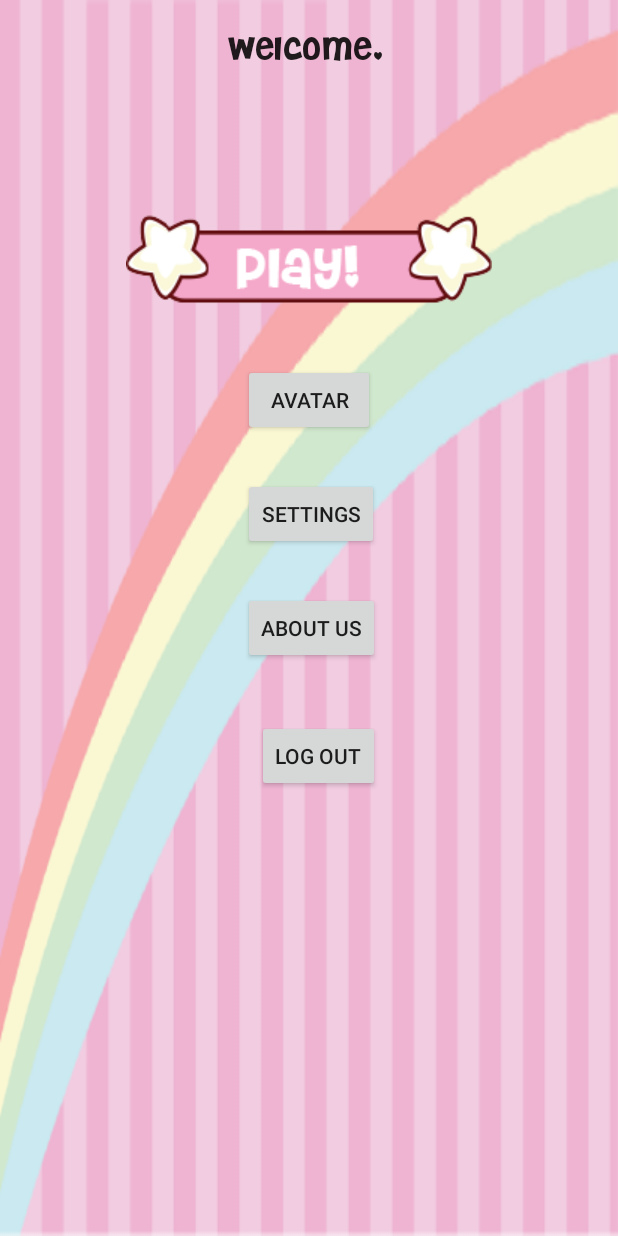
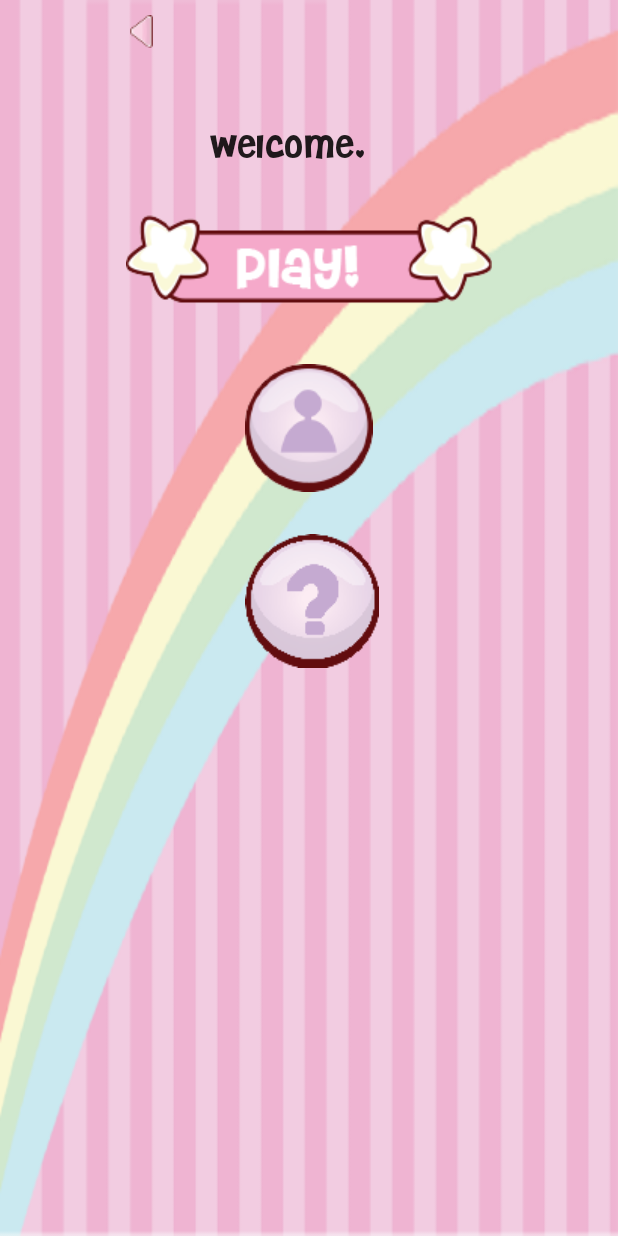
Before and after one commit to drtracy1/SER402, an Android app: the MainPageActivity screen opened directly, with no data from a screen before it, on a phone screen of 412 x 824 dp. Run offline under Robolectric (Android 15) with nearby library versions, the light colour scheme and no system bars; 1 statement that could not run was skipped.

Commit message:
Finished/polished Main content page

```diff
--- a/WeAllCode/app/src/main/java/ser402team/weallcode/LoginActivity.java
+++ b/WeAllCode/app/src/main/java/ser402team/weallcode/LoginActivity.java
@@ -35,7 +35,7 @@ public class LoginActivity extends AppCompatActivity {
         final Firebase REF = new Firebase("https://weallcode-users.firebaseio.com/");
 
         //Return button functionality
-        ImageButton returnButton = (ImageButton) findViewById(R.id.returnToMainPageButton);
+        ImageView returnButton = (ImageView) findViewById(R.id.returnToMainPageButton);
         returnButton.setOnClickListener(new View.OnClickListener() {
             @Override
             public void onClick(View view) {
--- a/WeAllCode/app/src/main/java/ser402team/weallcode/MainPageActivity.java
+++ b/WeAllCode/app/src/main/java/ser402team/weallcode/MainPageActivity.java
@@ -66,36 +66,36 @@ public class MainPageActivity extends AppCompatActivity {
                 startActivity(intent);
             }
         });
-    }
 
+        ImageView avatarButton = (ImageView) findViewById(R.id.avatarButton);
+        avatarButton.setOnClickListener(new View.OnClickListener() {
             @Override
-    public boolean onCreateOptionsMenu(Menu menu) {
-        // Inflate the menu; this adds items to the action bar if it is present.
-        getMenuInflater().inflate(R.menu.menu_main, menu);
-        return true;
-    }
-
-    public void logOut(View v) {
-        Intent intent = new Intent(MainPageActivity.this, MainActivity.class);
+            public void onClick(View view) {
+                Intent intent = new Intent(MainPageActivity.this, AvatarActivity.class);
                 startActivity(intent);
             }
+        });
 
-    public void goToAboutUs(View v){
+
+        ImageView aboutButton = (ImageView) findViewById(R.id.aUbutton);
+        aboutButton.setOnClickListener(new View.OnClickListener() {
+            @Override
+            public void onClick(View view) {
                 Intent intent = new Intent(MainPageActivity.this, AboutUsActivity.class);
                 startActivity(intent);
             }
+        });
 
-    public void goToAvatar(View v){
-        Intent intent = new Intent(MainPageActivity.this, AvatarMenuActivity.class);
-        intent.putExtra(MY_USERNAME, myUsername);
+        ImageView logButton = (ImageView) findViewById(R.id.logOutButton);
+        logButton.setOnClickListener(new View.OnClickListener() {
+            @Override
+            public void onClick(View view) {
+                Intent intent = new Intent(MainPageActivity.this, LoginActivity.class);
                 startActivity(intent);
             }
+        });
+    }
 
-    public void goToSettings(View v){
-        Intent intent = new Intent(MainPageActivity.this, SettingsActivity.class);
-        intent.putExtra(MY_USERNAME, myUsername);
-        startActivity(intent);
-    }
 
     @Override
     public boolean onOptionsItemSelected(MenuItem item) {
--- a/WeAllCode/app/src/main/res/layout/activity_login.xml
+++ b/WeAllCode/app/src/main/res/layout/activity_login.xml
@@ -10,7 +10,7 @@
     tools:context="ser402team.weallcode.LoginActivity"
     android:background="@drawable/bgrainbow_edit">
 
-    <ImageButton
+    <ImageView
         android:layout_width="wrap_content"
         android:layout_height="wrap_content"
         android:id="@+id/returnToMainPageButton"
--- a/WeAllCode/app/src/main/res/layout/activity_main_page.xml
+++ b/WeAllCode/app/src/main/res/layout/activity_main_page.xml
@@ -12,31 +12,25 @@
     <RelativeLayout
         android:layout_width="match_parent"
         android:layout_height="135dp"
-        android:layout_centerVertical="true"
         android:gravity="center_horizontal"
         android:padding="10dp"
         android:id="@+id/relativeLayout"
         android:layout_gravity="center_horizontal"
+        android:layout_marginRight="223dp"
+        android:layout_marginEnd="223dp"
         android:layout_alignParentTop="true"
-        android:layout_centerHorizontal="true"
-        android:layout_marginTop="10dp">
+        android:layout_alignParentRight="true"
+        android:layout_alignParentEnd="true">
 
-        <TextView
+        <ImageView
             android:layout_width="wrap_content"
             android:layout_height="wrap_content"
-            android:textAppearance="?android:attr/textAppearanceLarge"
-            android:text="Username"
-            android:id="@+id/mainPageUsernameView"
+            android:text="Log Out"
+            android:id="@+id/logOutButton"
+            android:src="@drawable/sliderarrowleft"
             android:layout_alignParentTop="true"
-            android:layout_centerHorizontal="true" />
-
-        <ImageView
-            android:layout_width="100dp"
-            android:layout_height="wrap_content"
-            android:id="@+id/avatarImageView"
-            android:layout_below="@id/mainPageUsernameView"
-            android:layout_alignParentBottom="true"
-            android:layout_centerHorizontal="true" />
+            android:layout_alignParentLeft="true"
+            android:layout_alignParentStart="true" />
 
     </RelativeLayout>
 
@@ -62,7 +56,7 @@
             android:src="@drawable/dialogueboxbanner_play"
             android:layout_centerHorizontal="true" />
 
-        <Button
+        <ImageView
             android:layout_width="wrap_content"
             android:layout_height="wrap_content"
             android:text="Avatar"
@@ -71,43 +65,38 @@
             android:layout_below="@+id/playButton"
             android:layout_centerHorizontal="true"
             android:layout_marginTop="28dp"
-            android:onClick="goToAvatar" />
+            android:src="@drawable/profile_edit" />
 
-        <Button
-            android:layout_width="wrap_content"
-            android:layout_height="wrap_content"
-            android:text="Settings"
-            android:id="@+id/settingsButton"
-            android:layout_gravity="center_horizontal"
-            android:layout_marginTop="28dp"
-            android:layout_alignLeft="@+id/avatarButton"
-            android:layout_alignStart="@+id/avatarButton"
-            android:onClick="goToSettings"
-            android:layout_below="@+id/avatarButton" />
-
-        <Button
+        <ImageView
             android:layout_width="wrap_content"
             android:layout_height="wrap_content"
             android:text="About Us"
             android:id="@+id/aUbutton"
             android:layout_gravity="center_horizontal"
-            android:layout_below="@+id/settingsButton"
-            android:layout_alignLeft="@+id/settingsButton"
-            android:layout_alignStart="@+id/settingsButton"
             android:layout_marginTop="28dp"
-            android:onClick="goToAboutUs" />
+            android:src="@drawable/help_edit"
+            android:layout_below="@+id/avatarButton"
+            android:layout_alignLeft="@+id/avatarButton"
+            android:layout_alignStart="@+id/avatarButton" />
 
-        <Button
-            style="?android:attr/buttonStyleSmall"
+        <TextView
             android:layout_width="wrap_content"
             android:layout_height="wrap_content"
-            android:text="Log Out"
-            android:id="@+id/logOutButton"
-            android:onClick="logOut"
-            android:layout_below="@+id/aUbutton"
-            android:layout_alignRight="@+id/aUbutton"
-            android:layout_alignEnd="@+id/aUbutton"
-            android:layout_marginTop="37dp" />
+            android:textAppearance="?android:attr/textAppearanceLarge"
+            android:text="Username"
+            android:id="@+id/mainPageUsernameView"
+            android:layout_alignParentTop="true"
+            android:layout_alignRight="@+id/avatarButton"
+            android:layout_alignEnd="@+id/avatarButton" />
 
     </RelativeLayout>
+
+    <ImageView
+        android:layout_width="100dp"
+        android:layout_height="wrap_content"
+        android:id="@+id/avatarImageView"
+        android:layout_below="@+id/relativeLayout2"
+        android:layout_centerHorizontal="true"
+        android:layout_marginTop="40dp"
+        android:layout_alignParentBottom="true" />
 </RelativeLayout>
```
Also changed, not shown: WeAllCode/app/src/main/res/drawable/help.png (added), WeAllCode/app/src/main/res/drawable/help_edit.png (added), WeAllCode/app/src/main/res/drawable/settingsedit.png (added). Lines whose indentation alone changed are shown as unchanged.
